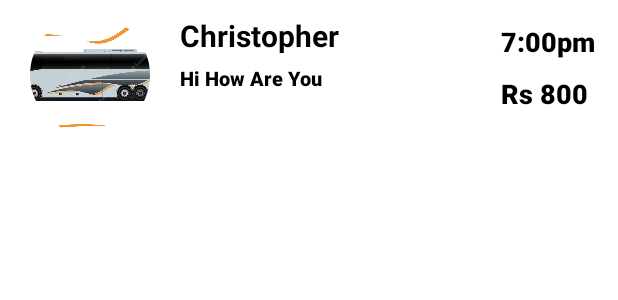
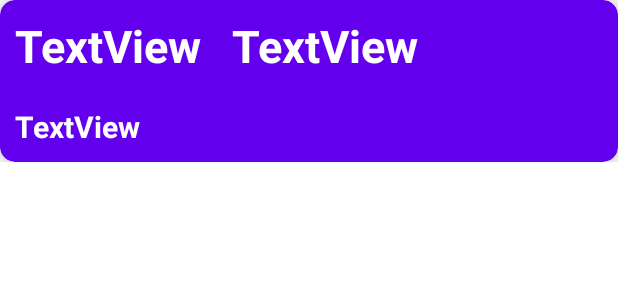
Before and after one commit to FakeEnginner/Smartbus, an Android app: the layout list_item.xml on its own in the app's theme, with its tools: preview values and no code run, on a phone screen of 412 x 824 dp. Shown: the top 300 px of the screen. Run offline under Robolectric (Android 15) with nearby library versions, the phone set to English and light mode, and no system bars.

Commit message:
updated project

```diff
--- a/app/src/main/java/com/example/smartbus/UserActivity.kt
+++ b/app/src/main/java/com/example/smartbus/UserActivity.kt
@@ -6,12 +6,13 @@ import android.widget.TextView
 import androidx.appcompat.app.AppCompatActivity
 
 import com.example.smartbus.databinding.ListItemBinding
+import com.example.smartbus.databinding.ListItems1Binding
 
 class UserActivity: AppCompatActivity() {
-    private lateinit var binding: ListItemBinding
+    private lateinit var binding: ListItems1Binding
     override fun onCreate(savedInstanceState: Bundle?){
         super.onCreate(savedInstanceState)
-        binding = ListItemBinding.inflate(layoutInflater)
+        binding = ListItems1Binding.inflate(layoutInflater)
         setContentView(binding.root)
 
 
--- a/app/src/main/java/com/example/smartbus/login/LoginFragment.kt
+++ b/app/src/main/java/com/example/smartbus/login/LoginFragment.kt
@@ -6,6 +6,7 @@ import androidx.fragment.app.Fragment
 import android.view.LayoutInflater
 import android.view.View
 import android.view.ViewGroup
+import android.widget.Button
 import android.widget.Toast
 import androidx.databinding.DataBindingUtil
 import androidx.lifecycle.Observer
@@ -96,6 +97,7 @@ class LoginFragment : Fragment() {
     private fun navigateUserDetails() {
         Log.i("MYTAG","insidisplayUsersList")
         //val action = LoginFragmentDirections.actionLoginFragmentToUserDetailsFragment()
+
         NavHostFragment.findNavController(this).navigate(R.id.action_loginFragment_to_userDetailsFragment)
     }
 }
--- a/app/src/main/java/com/example/smartbus/userDetails/MyRecycleViewAdapter.kt
+++ b/app/src/main/java/com/example/smartbus/userDetails/MyRecycleViewAdapter.kt
@@ -30,7 +30,7 @@ class MyRecycleViewAdapter(private val usersList :List<RegisterEntity>):Recycler
 
 }
 
-class MyviewHolder(private val binding :ListItemBinding ):RecyclerView.ViewHolder(binding.root){
+class MyviewHolder(private val binding : ListItemBinding):RecyclerView.ViewHolder(binding.root){
 
     fun bind(user : RegisterEntity){
         binding.FirstNameTextView.text = user.firstName
--- a/app/src/main/res/layout/list_item.xml
+++ b/app/src/main/res/layout/list_item.xml
@@ -1,74 +1,68 @@
 <?xml version="1.0" encoding="utf-8"?>
-<LinearLayout xmlns:android="http://schemas.android.com/apk/res/android"
-    xmlns:tools="http://schemas.android.com/tools"
-    android:orientation="vertical"
-    android:layout_width="match_parent"
-    android:layout_height="match_parent">
+<layout xmlns:android="http://schemas.android.com/apk/res/android"
+    xmlns:app="http://schemas.android.com/apk/res-auto">
+    <LinearLayout
+        android:layout_width="match_parent"
+        android:layout_height="wrap_content"
+        android:layout_marginBottom="20dp"
+        android:orientation="vertical">
 
-    <RelativeLayout
-        android:layout_width="match_parent"
-        android:layout_height="wrap_content">
-        <LinearLayout
-            android:layout_width="wrap_content"
+        <androidx.cardview.widget.CardView
+            android:id="@+id/card_view"
+            android:layout_width="match_parent"
             android:layout_height="wrap_content"
-            android:layout_marginVertical="10dp"
-            android:orientation="horizontal">
-            <de.hdodenhof.circleimageview.CircleImageView
-                android:id="@+id/profile_pic"
-                android:layout_width="80dp"
-                android:layout_height="80dp"
-                android:layout_marginStart="20dp"
-                android:src="@drawable/buses"/>
+            android:layout_gravity="center"
+            android:clickable="true"
+            android:focusable="true"
+            app:cardBackgroundColor="@color/colorPrimary"
+            app:cardCornerRadius="10dp"
+            app:cardElevation="10dp" >
+
             <LinearLayout
-                android:layout_width="wrap_content"
-                android:layout_height="wrap_content"
-                android:layout_marginStart="20dp"
+                android:id="@+id/list_item_view"
+                android:layout_width="match_parent"
+                android:layout_height="match_parent"
                 android:orientation="vertical">
 
+                <LinearLayout
+                    android:layout_width="match_parent"
+                    android:layout_height="match_parent"
+                    android:orientation="horizontal">
+
+                    <TextView
+                        android:id="@+id/First_name_text_View"
+                        android:layout_width="wrap_content"
+                        android:layout_height="wrap_content"
+                        android:layout_margin="10dp"
+                        android:text="TextView"
+                        android:textColor="@color/cardview_light_background"
+                        android:textSize="30dp"
+                        android:textStyle="bold" />
+
+                    <TextView
+                        android:id="@+id/second_name_text_View"
+                        android:layout_width="wrap_content"
+                        android:layout_height="wrap_content"
+                        android:layout_margin="10dp"
+                        android:text="TextView"
+                        android:textColor="@color/cardview_light_background"
+                        android:textSize="30dp"
+                        android:textStyle="bold" />
+
+                </LinearLayout>
+
                 <TextView
+                    android:id="@+id/user_TextField"
                     android:layout_width="wrap_content"
                     android:layout_height="wrap_content"
-                    android:id="@+id/personName"
-                    android:text="@string/Christopher"
-                    android:textColor="@color/black"
+                    android:layout_margin="10dp"
+                    android:text="TextView"
+                    android:textColor="@color/cardview_light_background"
                     android:textSize="20dp"
-                    android:textStyle="bold"/>
-
-                <TextView
-                    android:layout_width="wrap_content"
-                    android:layout_height="wrap_content"
-                    android:id="@+id/lastMessage"
-                    android:layout_marginTop="5dp"
-                    android:textSize="13dp"
-                    android:fontFamily="sans-serif-black"
-                    android:textColor="@color/black"
-                    android:text="@string/HiHowAreYou"/>
+                    android:textStyle="bold" />
 
             </LinearLayout>
-        </LinearLayout>
+        </androidx.cardview.widget.CardView>
+    </LinearLayout>
 
-        <TextView
-            android:id="@+id/msgtime"
-            android:layout_width="wrap_content"
-            android:layout_height="wrap_content"
-            android:padding="15dp"
-            android:layout_alignParentRight="true"
-            android:text="@string/timing"
-            android:textSize="18dp"
-            android:textColor="@color/black"
-            android:fontFamily="sans-serif-black"/>
-
-        <TextView
-            android:id="@+id/rupees"
-            android:layout_width="wrap_content"
-            android:layout_height="wrap_content"
-            android:layout_marginTop="50dp"
-            android:layout_marginRight="20dp"
-            android:layout_alignParentRight="true"
-            android:text="@string/rs"
-            android:textSize="18dp"
-            android:textColor="@color/black"
-            android:fontFamily="sans-serif-black"/>
-    </RelativeLayout>
-
-</LinearLayout>
+</layout>
--- a/app/src/main/res/layout/listview.xml
+++ b/app/src/main/res/layout/listview.xml
@@ -13,5 +13,5 @@
         android:layout_height="match_parent"
         tools:layout_editor_absoluteX="-16dp"
         tools:layout_editor_absoluteY="16dp"
-        tools:listitem="@layout/list_item" />
+        tools:listitem="@layout/list_items1" />
 </LinearLayout>
```
Also changed, not shown: app/src/main/res/layout/list_items1.xml (added, +75 -0 lines).
